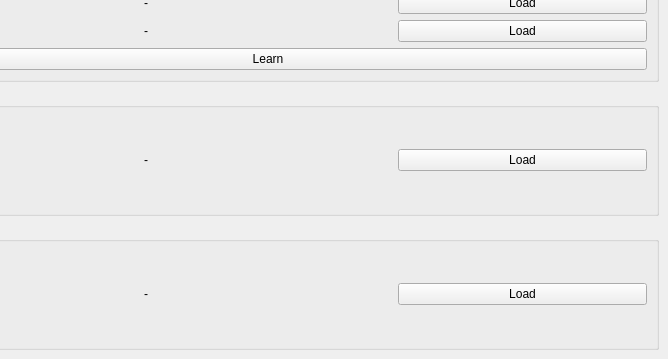
Qt form GUI/Resource/main.ui (LAdG/Biometric-AccessCode) before a commit; both pictures show x 132 to 800 and y 241 to 600 of the 800 by 600 pixel window.
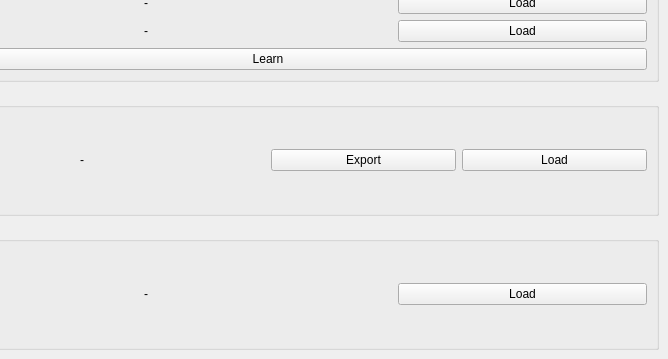
The same form after that commit.

Commit message: Added export network button

```diff
--- a/GUI/Resource/main.ui
+++ b/GUI/Resource/main.ui
@@ -242,6 +242,13 @@
            </property>
           </widget>
          </item>
+         <item>
+          <widget class="QPushButton" name="network_export_btn">
+           <property name="text">
+            <string>Export</string>
+           </property>
+          </widget>
+         </item>
          <item>
           <widget class="QPushButton" name="network_load_btn">
            <property name="text">
```
The commit also changes 1 other file.
